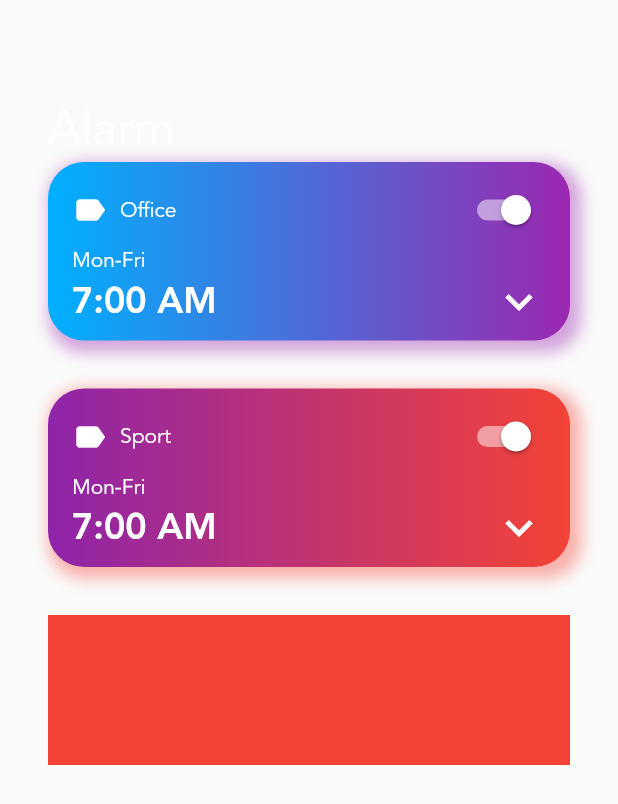
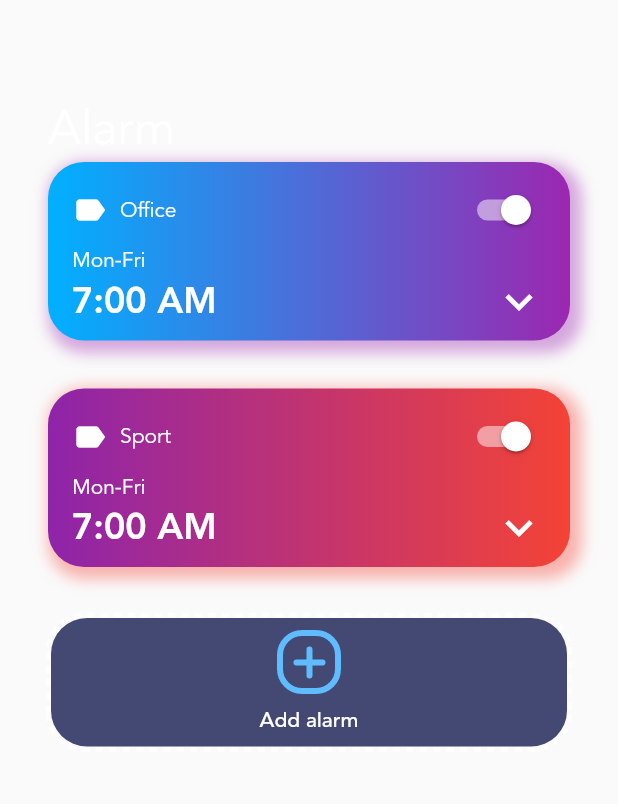
Before and after one commit to sofiabukovskaya/clock_app, a Flutter app: the AlarmPage widget shown alone on an empty page, opened directly, on a phone screen of 412 x 824 dp. Shown: the top 804 px of the screen. Run offline on Flutter 3.47's test engine with Material 2 defaults, Android fonts, the phone set to English and light mode, and no system bars; drawn by our look-alikes of dotted_border.

Commit message:
finished alarm page

```diff
--- a/lib/app/pages/alarm_page.dart
+++ b/lib/app/pages/alarm_page.dart
@@ -1,4 +1,5 @@
 import 'package:clock_app/app/data/data.dart';
+import 'package:dotted_border/dotted_border.dart';
 import 'package:flutter/material.dart';
 
 class AlarmPage extends StatefulWidget {
@@ -21,7 +22,7 @@ class _AlarmPageState extends State<AlarmPage> {
                   fontFamily: 'avenir', color: Colors.white, fontSize: 32)),
           Expanded(
             child: ListView(
-                children: alarmInfoItems.map((alarm) {
+                children: alarmInfoItems.map<Widget>((alarm) {
               return Container(
                 margin: const EdgeInsets.only(bottom: 32),
                 padding:
@@ -87,16 +88,39 @@ class _AlarmPageState extends State<AlarmPage> {
                   ],
                 ),
               );
-            }).followedBy([
-              Container(
-                color: Colors.red,
-                height: 100,
-                width: 100,
-              )
-            ]).toList()),
+            }).followedBy([_addAlarmButton()]).toList()),
           )
         ],
       ),
     );
   }
+
+  Widget _addAlarmButton() {
+    return DottedBorder(
+      strokeWidth: 3,
+      color: Colors.white70,
+      borderType: BorderType.RRect,
+      dashPattern: const [5, 4],
+      radius: const Radius.circular(24),
+      child: Container(
+        width: double.infinity,
+        decoration: const BoxDecoration(
+            color: Color(0xFF444974),
+            borderRadius: BorderRadius.all(Radius.circular(24))),
+        child: TextButton(
+          onPressed: () => {},
+          child: Column(
+            children: [
+              Image.asset('assets/images/add_alarm.png', scale: 1.5),
+              const SizedBox(height: 8),
+              const Text(
+                'Add alarm',
+                style: TextStyle(fontFamily: 'avenir', color: Colors.white),
+              ),
+            ],
+          ),
+        ),
+      ),
+    );
+  }
 }
--- a/pubspec.yaml
+++ b/pubspec.yaml
@@ -36,6 +36,7 @@ dependencies:
   cupertino_icons: ^1.0.2
   intl: ^0.17.0
   provider: ^6.0.1
+  dotted_border: ^2.0.0+1
 
 dev_dependencies:
   flutter_test:
```
Also changed, not shown: pubspec.lock.
